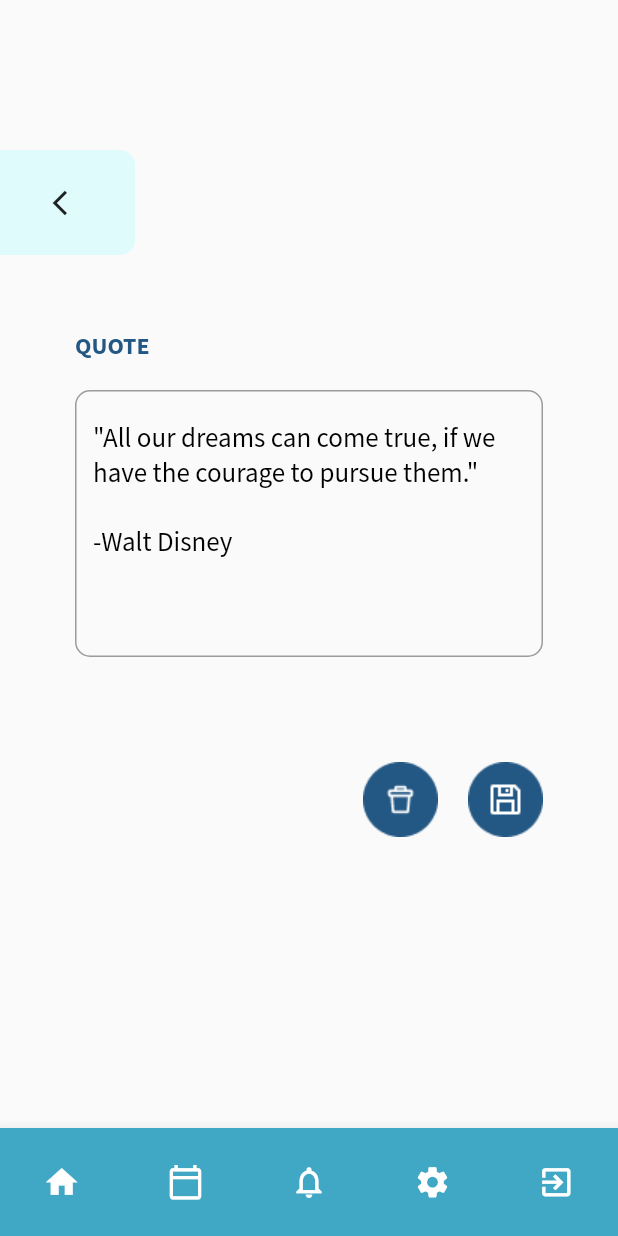
After one commit to iMaro40/CS192_S2_Group5, a Flutter app: the EditQuote screen opened directly, on a phone screen of 412 x 824 dp. The commit adds this screen. Run offline on Flutter 3.47's test engine with Material 2 defaults, Android fonts, the phone set to English and light mode, and no system bars; our stand-ins replace cloud_firestore, firebase_auth, firebase_core, ionicons; missing offline and left inert: dart:ffi; accounts and stored records are empty.

Commit message:
add edit quote screen

```diff
--- a/lib/views/home.dart
+++ b/lib/views/home.dart
@@ -17,6 +17,7 @@
 import 'package:super_planner/views/tasks/add_task.dart';
 import 'package:super_planner/services/db.dart';
 import 'package:super_planner/views/tasks/view_task.dart';
+import 'package:super_planner/views/quote/edit_quote.dart';
 import 'package:intl/intl.dart';
 class Home extends StatefulWidget {
 
@@ -101,7 +102,11 @@
                   SmallButton(
                     height: 35,
                     width: 35,
-                    image: 'assets/images/edit_btn.png'
+                    image: 'assets/images/edit_btn.png',
+                    press:  () {
+                      Navigator.push(
+                      context,MaterialPageRoute(builder: (context) => EditQuote()));
+                    },
                   )
                 ],
               ),
--- /dev/null
+++ b/lib/views/quote/edit_quote.dart
@@ -0,0 +1,163 @@
+import 'package:flutter/material.dart';
+import 'package:super_planner/components/small_button.dart';
+import 'package:super_planner/constants.dart';
+import 'package:super_planner/components/back_button.dart';
+import 'package:super_planner/services/db.dart';
+import 'package:super_planner/views/home.dart';
+import 'package:super_planner/services/auth.dart';
+import 'package:super_planner/views/login.dart';
+
+class EditQuote extends StatefulWidget {
+  @override
+  _EditQuote createState() => _EditQuote();
+}
+
+
+class _EditQuote extends State<EditQuote> {
+  final TextEditingController _quoteController = new TextEditingController(text: "\"All our dreams can come true, if we have the courage to pursue them.\"\n\n-Walt Disney");
+  final AuthService _auth = AuthService();
+  final DBService db = DBService();
+  bool _loading = false;
+
+  @override
+  Widget build(BuildContext context) {
+    return Scaffold(
+      resizeToAvoidBottomInset: true,
+      body: SingleChildScrollView(
+        child: Form(
+          child: Column(
+            children: <Widget>[
+              SizedBox(height: 100.0),
+              Align(
+                alignment: Alignment.topLeft,
+                child: ButtonBack(),
+              ),
+              Padding(
+                padding: const EdgeInsets.all(50.0),
+                child: Column(
+                  crossAxisAlignment: CrossAxisAlignment.start,
+                  children: [
+                    Text(
+                      'QUOTE',
+                      style: TextStyle(
+                        color: dark_blue,
+                        fontSize: 16,
+                        fontWeight: FontWeight.bold,
+                      ),
+                    ),
+                    SizedBox(height: 20.0),
+                    TextFormField(
+                      controller: _quoteController,
+                      maxLines: 6,
+                      style: TextStyle(
+                        color: Colors.black,
+                        fontSize: 18,
+                      ),
+                      decoration: InputDecoration(
+                        border: OutlineInputBorder(
+                          borderRadius: const BorderRadius.all(
+                            const Radius.circular(10.0),
+                          ),
+                          borderSide: BorderSide(
+                            color: Colors.black,
+                            width: 1.0,
+                          ),
+                        ),
+                      ),
+                    ),
+                  ],
+                ),
+              ),
+              Padding(
+                padding: const EdgeInsets.only(top:20.0, right:50.0),
+                child: Row(
+                  mainAxisAlignment: MainAxisAlignment.end,
+                  children: [
+                    SmallButton(
+                      height: 50,
+                      width: 50,
+                      image: 'assets/icons/trash_icon.png'
+                    ),
+                    SizedBox(width: 20),
+                    _loading ? CircularProgressIndicator() :
+                    SmallButton(
+                      height: 50,
+                      width: 50,
+                      image: 'assets/icons/save_icon.png',
+                    ),
+                  ],
+                ),
+              ),
+            ],
+          ),
+        ),
+      ),
+      bottomNavigationBar: BottomAppBar(
+        color: Color(0xff40a8c4),
+        child: Container(
+          padding: EdgeInsets.symmetric(vertical: 12),
+          child: Row(
+            mainAxisAlignment: MainAxisAlignment.spaceAround,
+            children: [
+              IconButton(
+                onPressed: (){
+                  // redirect to home page
+                },
+                icon: Icon(
+                  Icons.home,
+                  color: Colors.white,
+                ),
+                iconSize: 25.0,
+              ),
+              IconButton(
+                onPressed: () async {
+                  // redirect to calendar page
+                },
+                icon: Icon(
+                  Icons.calendar_today_outlined,
+                  color: Colors.white,
+                ),
+                iconSize: 25.0,
+              ),
+              IconButton(
+                onPressed: (){
+                  // redirect to tasks page
+                },
+                icon: Icon(
+                  Icons.notifications_none,
+                  color: Colors.white,
+                ),
+                iconSize: 25.0,
+              ),
+              IconButton(
+                onPressed: (){
+                  // redirect to settings page
+                },
+                icon: Icon(
+                  Icons.settings,
+                  color: Colors.white,
+                ),
+                iconSize: 25.0,
+              ),
+              IconButton( // Log Out
+                onPressed: () async {
+                  await _auth.logOut();
+                  Navigator.pushReplacement(
+                    context,
+                    MaterialPageRoute(
+                    builder: (context) => Login()),
+                  );
+                },
+                icon: Icon(
+                  Icons.exit_to_app,
+                  color: Colors.white,
+                ),
+                iconSize: 25.0,
+              ),
+            ],
+          ),
+        )
+      ),
+    );
+  }
+}
```
